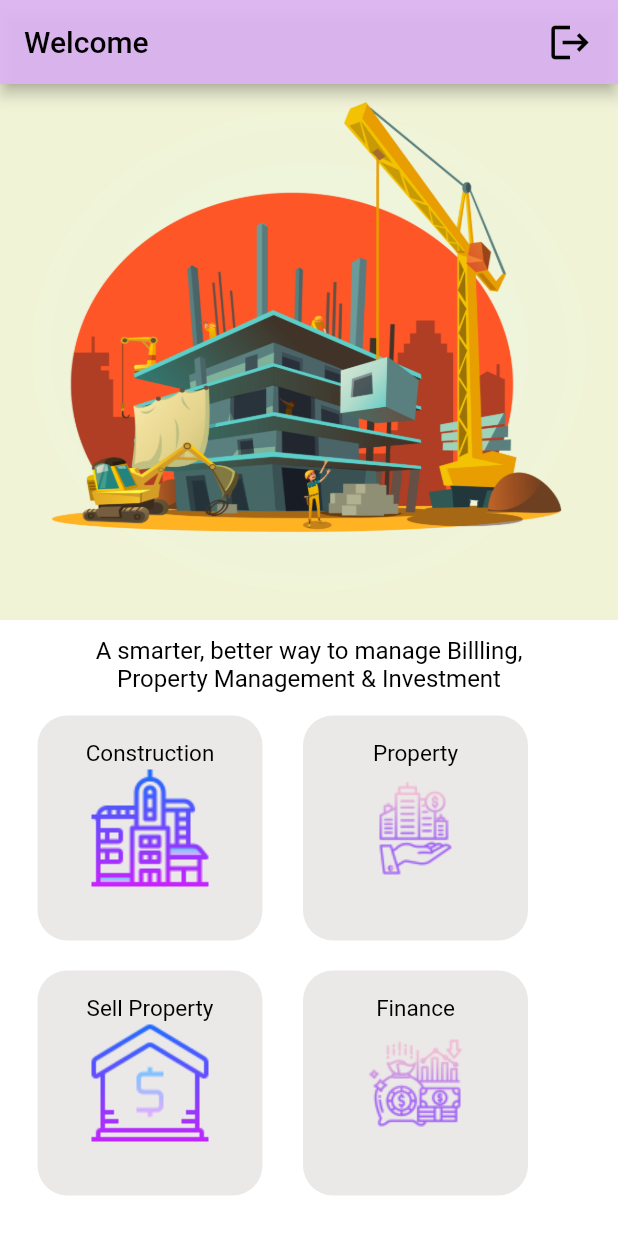
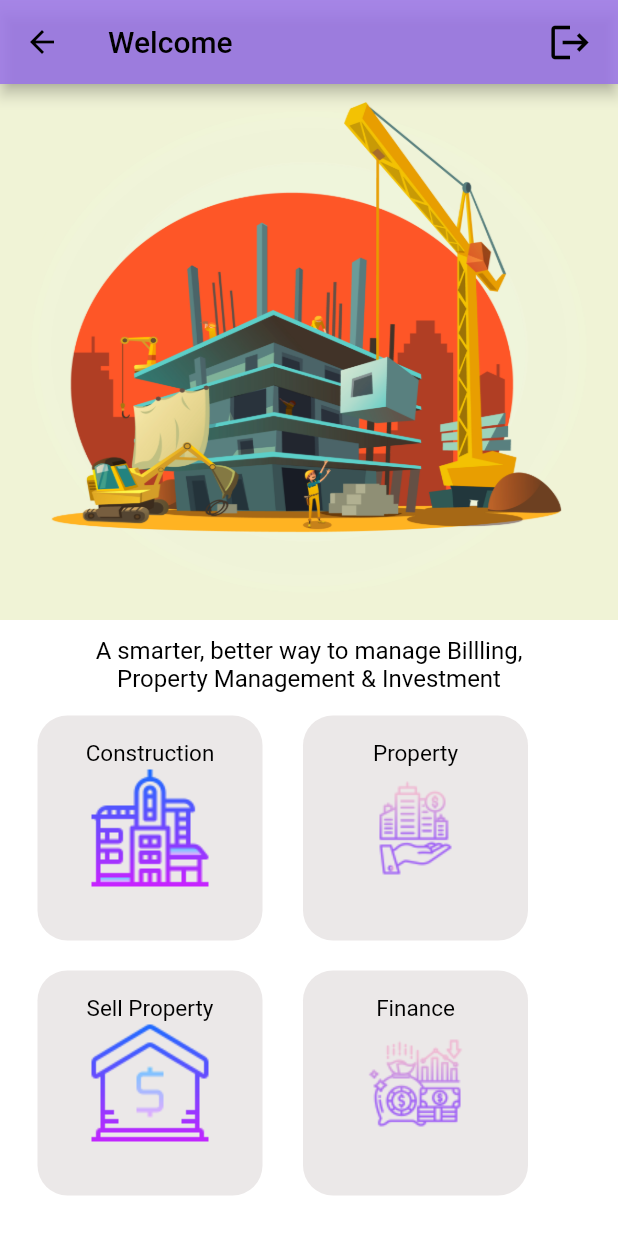
Before and after one commit to shivanshu814/Brikow_app, a Flutter app: the screen it shows after launch, on a phone screen of 412 x 824 dp. Run offline on Flutter 3.47's test engine with Material 2 defaults, Android fonts, the light colour scheme and no system bars; our stand-ins replace firebase_auth, firebase_core, hive, hive_flutter, open_file, pdf and 2 more; accounts and stored records are empty.

Commit message:
Landing Page Updated

```diff
--- a/lib/landing.dart
+++ b/lib/landing.dart
@@ -21,7 +21,15 @@ class _LandingState extends State<Landing> {
     return (Scaffold(
       resizeToAvoidBottomInset: false,
       appBar: AppBar(
-        backgroundColor: Color.fromARGB(236, 219, 179, 240),
+        backgroundColor: Color.fromARGB(217, 151, 113, 227),
+        leading: IconButton(
+          color: Colors.black,
+          icon: const Icon(Icons.arrow_back),
+          tooltip: 'Back',
+          onPressed: () {
+            Navigator.pushNamed(context, 'landing');
+          },
+        ),
         title: Text(
           'Welcome',
           style: TextStyle(
```
